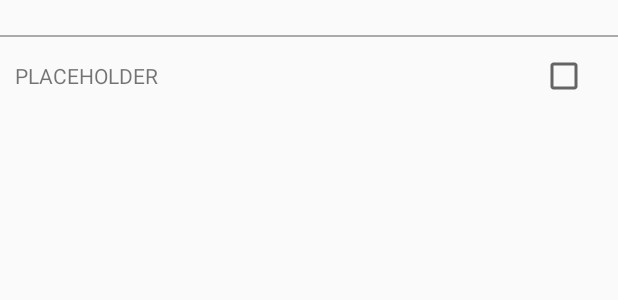
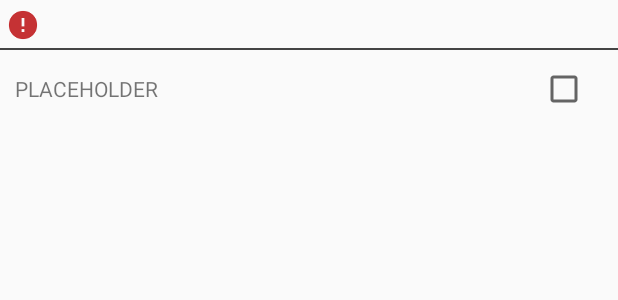
Before and after one commit to padoyle/reminders-app, an Android app: the layout active_reminder_item.xml on its own in the app's theme, with its tools: preview values and no code run, on a phone screen of 412 x 824 dp. Shown: the top 300 px of the screen. Run offline under Robolectric (Android 15) with nearby library versions, the phone set to English and light mode, and no system bars.

Commit message:
Display overdue reminders at the top, with a scary icon

```diff
--- a/app/build.gradle
+++ b/app/build.gradle
@@ -32,9 +32,10 @@ android {
 dependencies {
     implementation fileTree(dir: 'libs', include: ['*.jar'])
     implementation "org.jetbrains.kotlin:kotlin-stdlib-jre7:$kotlin_version"
-    implementation 'com.android.support:appcompat-v7:26.0.0'
+    implementation 'com.android.support:appcompat-v7:26.0.1'
+    implementation 'com.android.support:preference-v7:26.0.1'
     implementation 'com.android.support.constraint:constraint-layout:1.0.2'
-    implementation 'com.android.support:design:26.0.0'
+    implementation 'com.android.support:design:26.0.1'
 
     compile "org.jetbrains.anko:anko-common:$anko_version"
     compile "org.jetbrains.anko:anko-sqlite:$anko_version"
--- a/app/src/main/java/com/paulalexanderdoyle/reminderapp/database/ReminderDbHelper.kt
+++ b/app/src/main/java/com/paulalexanderdoyle/reminderapp/database/ReminderDbHelper.kt
@@ -73,9 +73,9 @@ class ReminderDbHelper private constructor(context: Context) :
         use {
             id = insert(ReminderTable.TABLE_NAME,
                     ReminderTable.COL_TITLE to rem.title,
-                    ReminderTable.COL_DUE_DATE to rem.dueDate,
-                    ReminderTable.COL_COMPLETION_DATE to rem.completedDate,
-                    ReminderTable.COL_CREATION_DATE to rem.creationDate)
+                    ReminderTable.COL_DUE_DATE to rem.dueDate?.time,
+                    ReminderTable.COL_COMPLETION_DATE to rem.completedDate?.time,
+                    ReminderTable.COL_CREATION_DATE to rem.creationDate?.time)
         }
         return id
     }
--- a/app/src/main/res/layout/active_reminder_item.xml
+++ b/app/src/main/res/layout/active_reminder_item.xml
@@ -3,25 +3,39 @@
     android:layout_width="match_parent"
     android:layout_height="wrap_content">
 
-    <LinearLayout
+    <RelativeLayout
         android:id="@+id/header_layout"
         android:layout_width="match_parent"
         android:layout_height="wrap_content"
-        android:orientation="vertical"
         android:visibility="visible">
+
+        <ImageView
+            android:id="@+id/alert_view"
+            android:layout_width="wrap_content"
+            android:layout_height="wrap_content"
+            android:layout_centerVertical="true"
+            android:src="@drawable/alert_icon"
+            android:paddingLeft="4dp"
+            android:paddingRight="4dp"/>
 
         <TextView
             android:id="@+id/date_header"
             android:layout_width="match_parent"
             android:layout_height="wrap_content"
-            android:layout_marginTop="4dp" />
+            android:layout_marginTop="6dp"
+            android:layout_toRightOf="@id/alert_view"
+            android:layout_centerVertical="true"
+            android:textSize="18sp"
+            android:gravity="center_vertical"/>
 
         <View
             android:layout_width="match_parent"
             android:layout_height="1dp"
-            android:background="@android:color/darker_gray" />
+            android:layout_marginTop="1dp"
+            android:layout_below="@id/date_header"
+            android:background="@color/darkest_gray" />
 
-    </LinearLayout>
+    </RelativeLayout>
 
     <RelativeLayout xmlns:android="http://schemas.android.com/apk/res/android"
         android:layout_width="match_parent"
--- a/app/src/main/res/layout/fragment_active_reminders.xml
+++ b/app/src/main/res/layout/fragment_active_reminders.xml
@@ -21,6 +21,7 @@
         android:layout_width="wrap_content"
         android:layout_height="wrap_content"
         android:layout_margin="@dimen/fab_margin"
+        android:tint="@android:color/white"
         app:layout_constraintBottom_toBottomOf="parent"
         app:layout_constraintEnd_toEndOf="parent"
         app:srcCompat="@android:drawable/ic_input_add" />
--- a/app/src/main/res/values/colors.xml
+++ b/app/src/main/res/values/colors.xml
@@ -1,3 +1,4 @@
 <?xml version="1.0" encoding="utf-8"?>
 <resources>
+    <color name="darkest_gray">#444</color>
 </resources>
--- a/app/src/main/res/values/strings.xml
+++ b/app/src/main/res/values/strings.xml
@@ -19,6 +19,7 @@
     <string name="menu_action_delete">Delete</string>
 
     <string name="completed_on_label">Completed: %1$s</string>
+    <string name="overdue_header">Overdue!</string>
 
     <string name="placeholder">PLACEHOLDER</string>
 </resources>
```
Also changed, not shown: app/src/main/java/com/paulalexanderdoyle/reminderapp/DateUtils.kt (+13 -0 lines), app/src/main/java/com/paulalexanderdoyle/reminderapp/adapters/ActiveRemindersCursorAdapter.kt (+41 -19 lines), app/src/main/res/drawable-hdpi/alert_icon.png (added), app/src/main/res/drawable-mdpi/alert_icon.png (added), app/src/main/res/drawable-xhdpi/alert_icon.png (added), app/src/main/res/drawable-xxhdpi/alert_icon.png (added).
